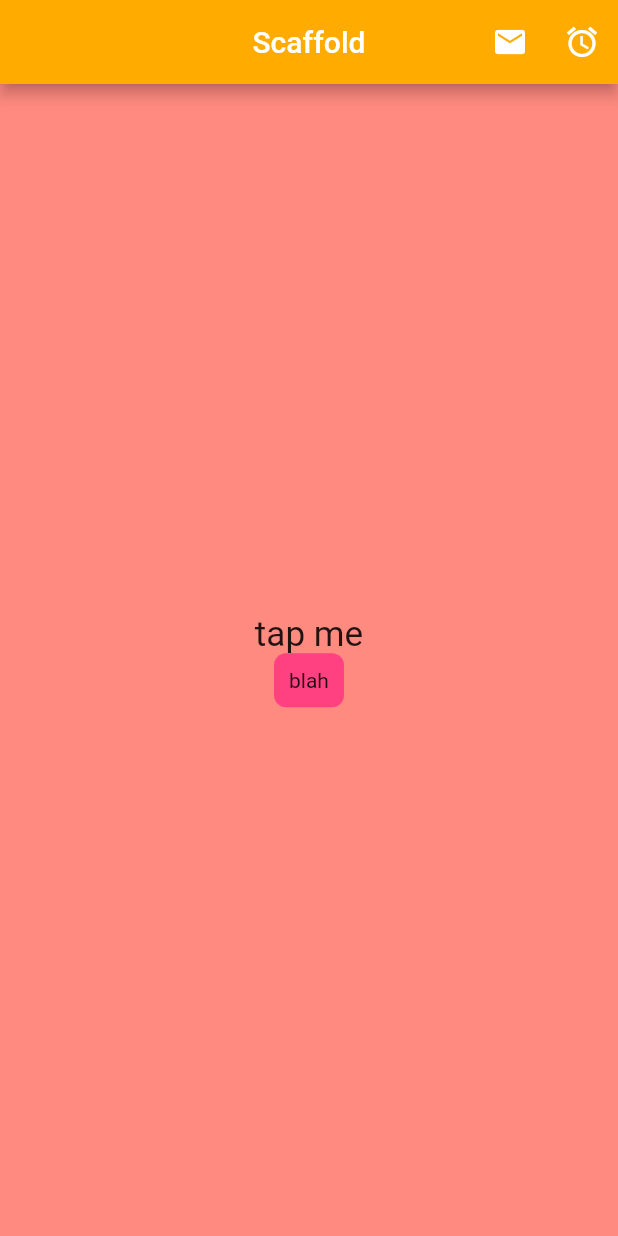
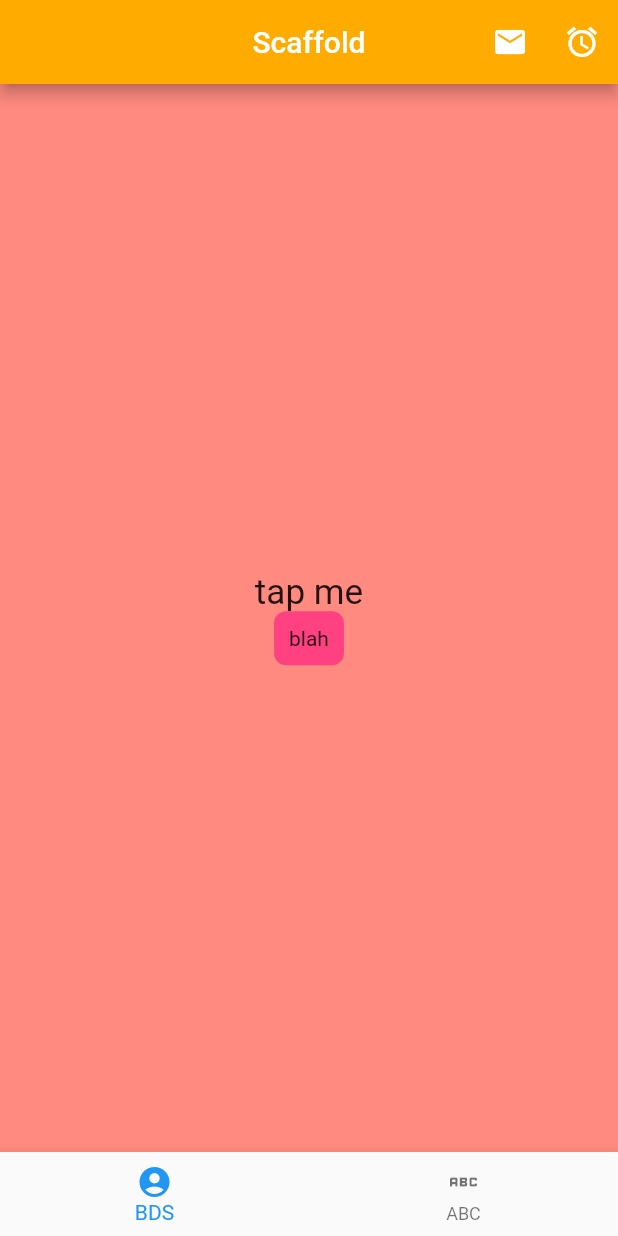
Before and after one commit to erincodepirate/flutter_stuff, a Flutter app: the screen it shows after launch, on a phone screen of 412 x 824 dp. Run offline on Flutter 3.47's test engine with Material 2 defaults, Android fonts, the phone set to English and light mode, and no system bars.

Commit message:
Add bottom navigation bar

```diff
--- a/hello_flutter/hello_flutter/lib/ui/home.dart
+++ b/hello_flutter/hello_flutter/lib/ui/home.dart
@@ -20,6 +20,11 @@ class ScaffoldExample extends StatelessWidget {
             IconButton(icon: Icon(Icons.access_alarm), onPressed: _tapButton)
           ],
         ),
+        bottomNavigationBar: BottomNavigationBar(items: [
+          BottomNavigationBarItem(
+              icon: Icon(Icons.account_circle), label: "BDS"),
+          BottomNavigationBarItem(icon: Icon(Icons.abc), label: "ABC"),
+        ], onTap: (int index) => {debugPrint("hi $index")}),
         backgroundColor: Colors.redAccent.shade100,
         body: Container(
             alignment: Alignment.center,
```
